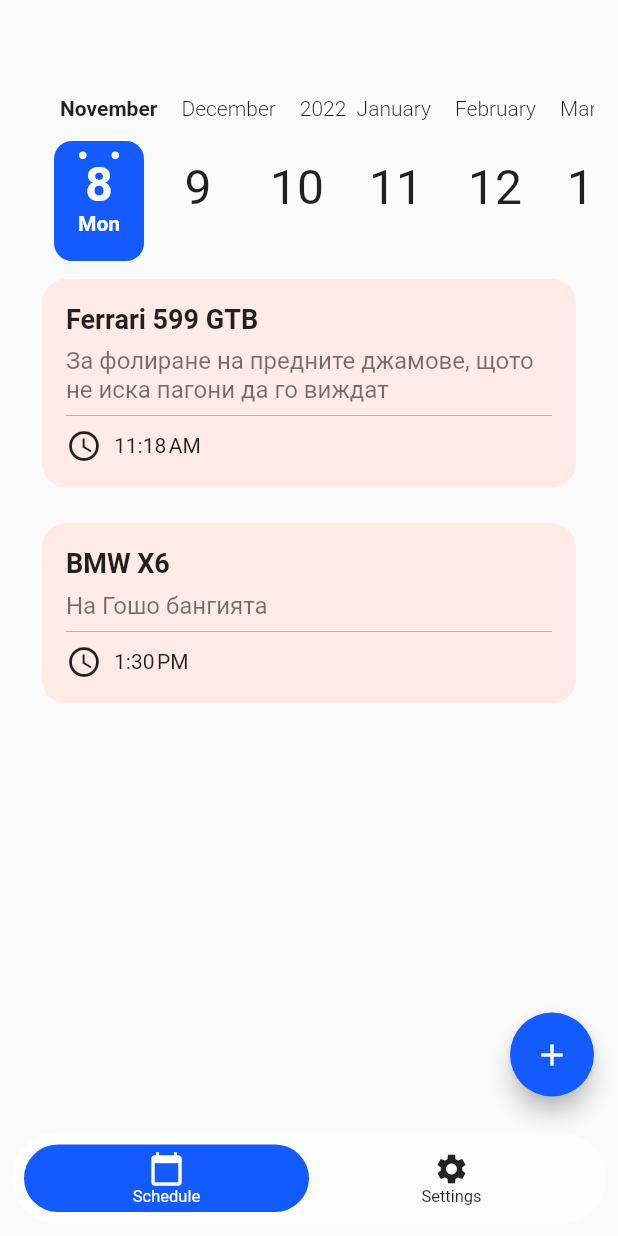
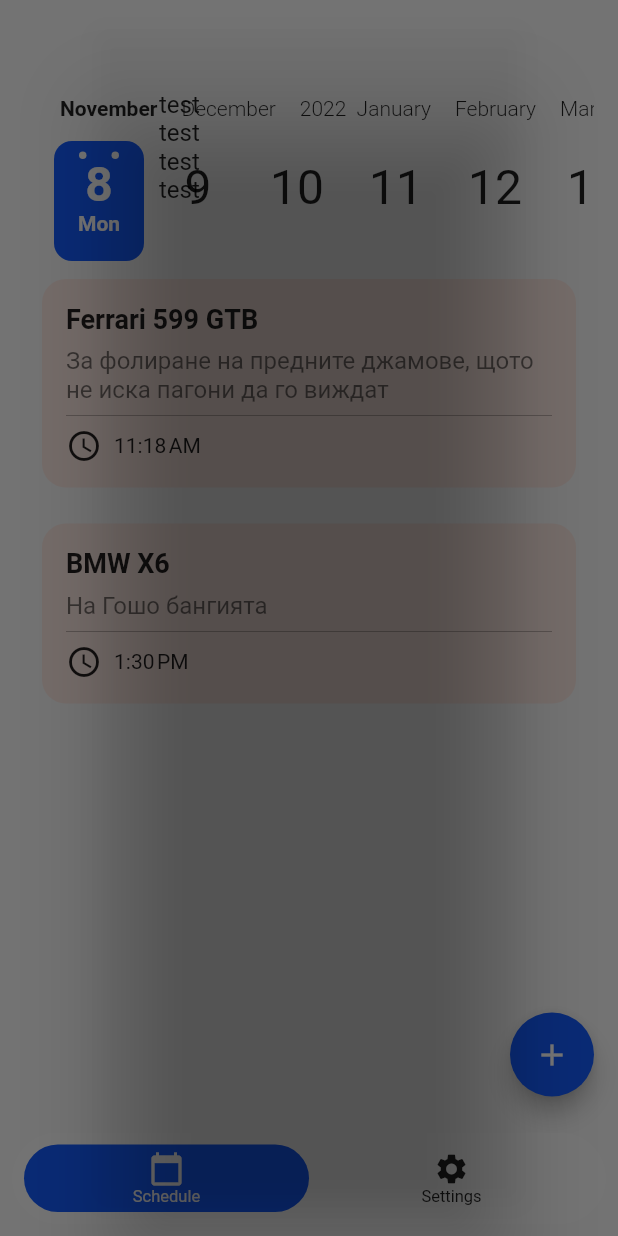
Before and after one commit to stfkolev/astra-folio-app, a Flutter app: the screen it shows after launch, after a tap on the "add" icon, on a phone screen of 412 x 824 dp. Run offline on Flutter 3.47's test engine with Material 2 defaults, Android fonts, the phone set to English and light mode, and no system bars; drawn by our look-alikes of calendar_timeline, floating_bottom_navigation_bar.

Commit message:
Update main.dart

```diff
--- a/lib/main.dart
+++ b/lib/main.dart
@@ -100,10 +100,10 @@ class _MyHomePageState extends State<MyHomePage> {
     }
 
     return GestureDetector(
-      onPanUpdate: (moveEvent) {
-        if(moveEvent.delta.dx > 0) {
+      onPanUpdate: (details) {
+        if(details.delta.dx > 0) {
           swipeDirection = 'left';
-        } else if(moveEvent.delta.dx < 0) {
+        } else if(details.delta.dx < 0) {
           swipeDirection = 'right';
         }
       },
@@ -152,7 +152,16 @@ class _MyHomePageState extends State<MyHomePage> {
               Expanded(
                 child:
                 _selectedEvents.length == 0 ?
-                Text('No events for this day')
+                Padding(
+                  padding: EdgeInsets.only(top: 32.0),
+                  child: Text(
+                      'No events for this day',
+                      style: TextStyle(
+                        fontSize: 20,
+                        fontWeight: FontWeight.w500,
+                      )
+                  )
+                )
                     :
                 ListView(
                   children: _selectedEvents,
@@ -163,8 +172,24 @@ class _MyHomePageState extends State<MyHomePage> {
         ),
         floatingActionButton: FloatingActionButton(
           backgroundColor: Color(0xFF135BFF),
-          onPressed: () => '',
-          tooltip: 'Increment',
+          onPressed: () => showDialog(
+              context: context,
+              builder: (BuildContext buildContext) {
+                return AlertDialog(
+                  backgroundColor: Colors.transparent,
+                  content: Padding(
+                    padding: EdgeInsets.all(16.0),
+                    child: ListView(children: [
+                      Text('test'),
+                      Text('test'),
+                      Text('test'),
+                      Text('test'),
+                    ],)
+                  )
+                );
+              }
+          ),
+          tooltip: 'Add Event',
           child: Icon(Icons.add),
         ), // This trailing comma makes auto-formatting nicer for build methods.
         bottomNavigationBar: FloatingNavbar(
```
